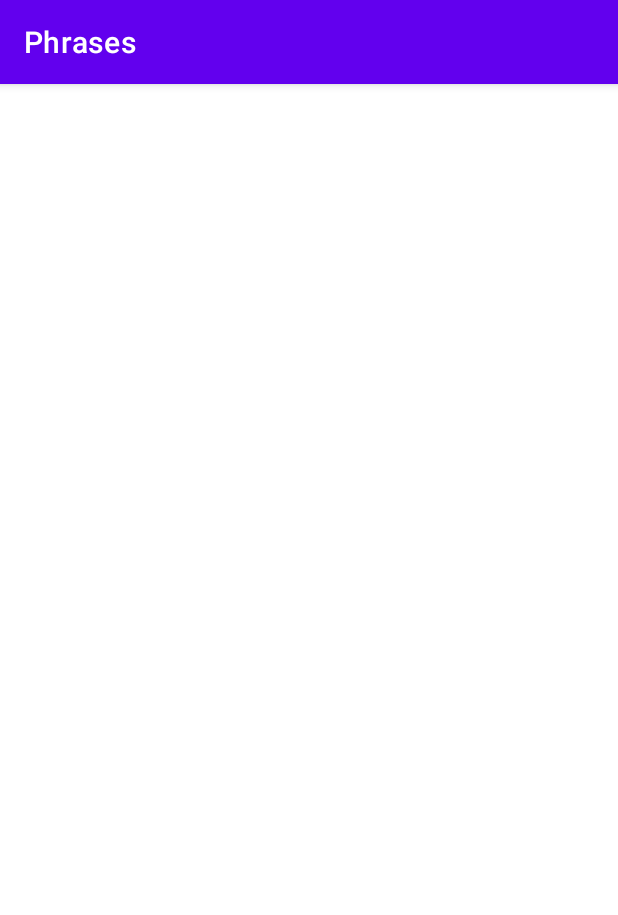
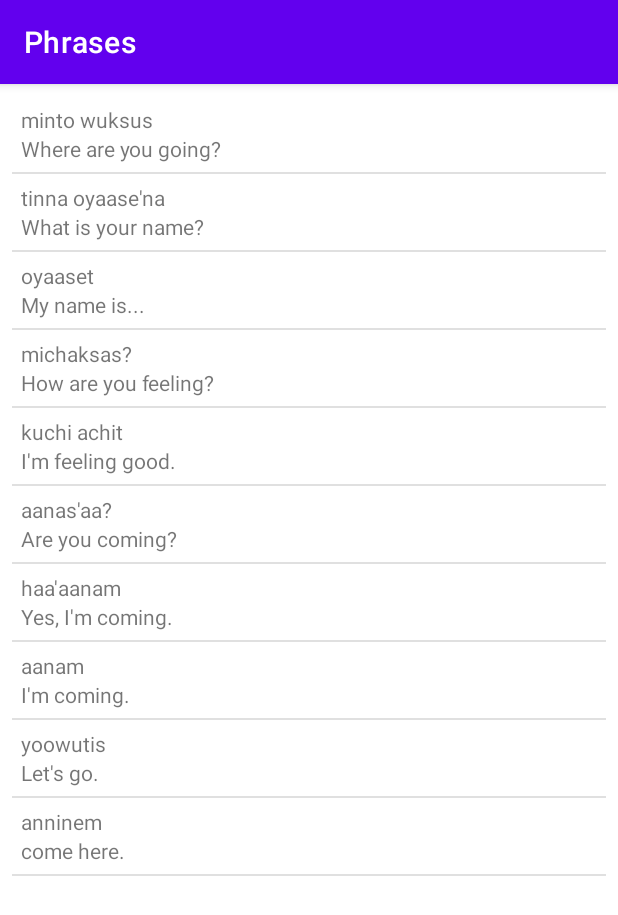
Before and after one commit to ad17ya/myMiwok, an Android app: the PhrasesActivity screen opened directly, with no data from a screen before it, on a phone screen of 412 x 824 dp. Shown: the top 915 px of the screen. Run offline under Robolectric (Android 15) with nearby library versions, the phone set to English and light mode, and no system bars.

Commit message:
ColorsActivity, PhrasesActivity and FamilyActivity updated.

```diff
--- a/app/src/main/java/com/dev/miwok/PhrasesActivity.java
+++ b/app/src/main/java/com/dev/miwok/PhrasesActivity.java
@@ -3,12 +3,31 @@ package com.dev.miwok;
 import androidx.appcompat.app.AppCompatActivity;
 
 import android.os.Bundle;
+import android.widget.ListView;
+
+import java.util.ArrayList;
 
 public class PhrasesActivity extends AppCompatActivity {
-
     @Override
     protected void onCreate(Bundle savedInstanceState) {
         super.onCreate(savedInstanceState);
         setContentView(R.layout.activity_phrases);
+
+        ArrayList<word> words = new ArrayList<word>();
+
+        words.add(new word("Where are you going?","minto wuksus"));
+        words.add(new word("What is your name?","tinna oyaase'na"));
+        words.add(new word("My name is...","oyaaset"));
+        words.add(new word("How are you feeling?","michaksas?"));
+        words.add(new word("I'm feeling good.","kuchi achit"));
+        words.add(new word("Are you coming?","aanas'aa?"));
+        words.add(new word("Yes, I'm coming.","haa'aanam"));
+        words.add(new word("I'm coming.","aanam"));
+        words.add(new word("Let's go.","yoowutis"));
+        words.add(new word("come here.","anninem"));
+
+        WordAdapter adapter = new WordAdapter(this,words);
+        ListView listView = (ListView) findViewById(R.id.list);
+        listView.setAdapter(adapter);
     }
 }
--- a/app/src/main/res/layout/activity_numbers.xml
+++ b/app/src/main/res/layout/activity_numbers.xml
@@ -5,9 +5,6 @@
     android:orientation="vertical"
     android:layout_width="match_parent"
     android:layout_height="match_parent"
-    android:paddingBottom="@dimen/activity_vertical_margin"
-    android:paddingLeft="@dimen/activity_horizontal_margin"
-    android:paddingRight="@dimen/activity_horizontal_margin"
-    android:paddingTop="@dimen/activity_vertical_margin"
+    android:padding="8dp"
     tools:context=".NumbersActivity"
     />
--- a/app/src/main/res/layout/activity_phrases.xml
+++ b/app/src/main/res/layout/activity_phrases.xml
@@ -1,9 +1,10 @@
 <?xml version="1.0" encoding="utf-8"?>
-<androidx.constraintlayout.widget.ConstraintLayout xmlns:android="http://schemas.android.com/apk/res/android"
-    xmlns:app="http://schemas.android.com/apk/res-auto"
-    xmlns:tools="http://schemas.android.com/tools"
-    android:layout_width="match_parent"
-    android:layout_height="match_parent"
-    tools:context=".PhrasesActivity">
-
-</androidx.constraintlayout.widget.ConstraintLayout>
+<ListView xmlns:android="http://schemas.android.com/apk/res/android"
+xmlns:tools="http://schemas.android.com/tools"
+android:id="@+id/list"
+android:orientation="vertical"
+android:layout_width="match_parent"
+android:layout_height="match_parent"
+android:padding="8dp"
+tools:context=".PhrasesActivity"
+    />
```
Also changed, not shown: app/src/main/java/com/dev/miwok/ColorsActivity.java (+18 -0 lines), app/src/main/java/com/dev/miwok/FamilyActivity.java (+20 -1 lines), app/src/main/res/layout/activity_colors.xml (+6 -5 lines), app/src/main/res/layout/activity_family.xml (+6 -5 lines).
